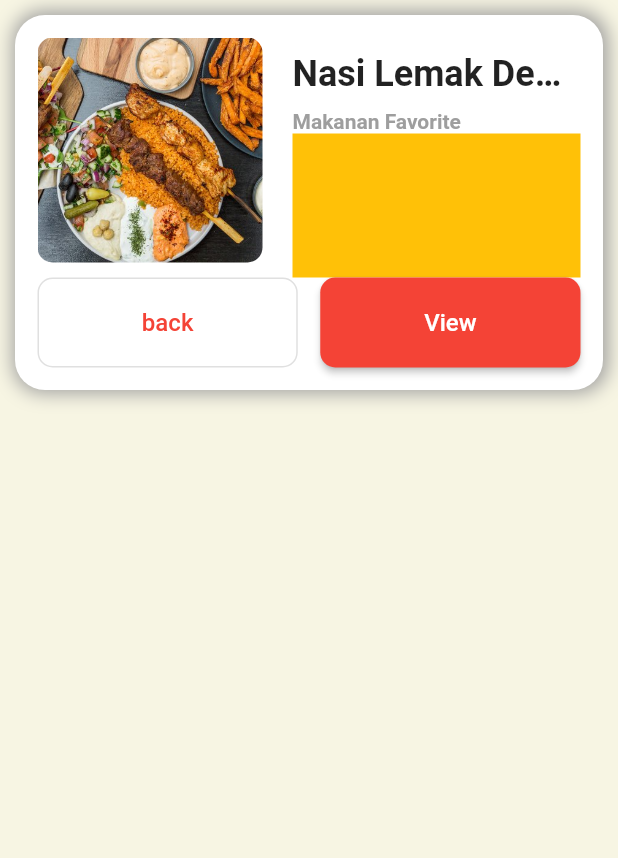
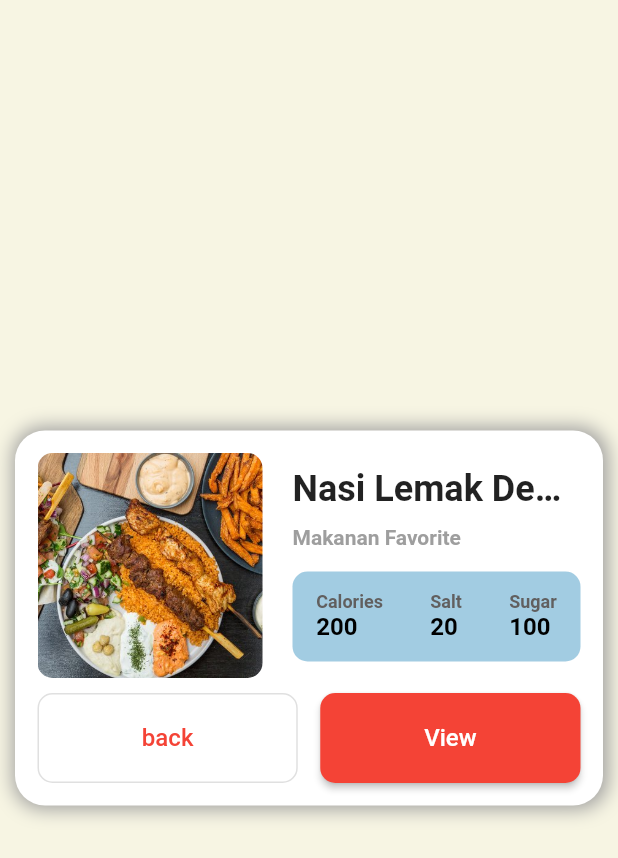
Before and after one commit to sibeux/flutter_mobile, a Flutter app: the screen it shows after launch, on a phone screen of 412 x 824 dp. Shown: the top 858 px of the screen. Run offline on Flutter 3.47's test engine with Material 2 defaults, Android fonts, the phone set to English and light mode, and no system bars.

Commit message:
card view complete

```diff
--- a/lib/course_kopianan/presentation/profile/profile_page.dart
+++ b/lib/course_kopianan/presentation/profile/profile_page.dart
@@ -17,7 +17,7 @@ class _ProfilePageState extends State<ProfilePage> {
     return Scaffold(
       backgroundColor: Color.fromARGB(255, 247, 245, 227),
       body: SafeArea(
-          child: Container(
+          child: Center(
         child: Container(
           height: 250,
           width: double.infinity,
@@ -78,9 +78,33 @@ class _ProfilePageState extends State<ProfilePage> {
                             fontWeight: FontWeight.bold,
                           ),
                         ),
-                        Expanded(
+                        SizedBox(
+                          height: 15,
+                        ),
+                        Flexible(
                             child: Container(
-                          color: Colors.amber,
+                          decoration: BoxDecoration(
+                              borderRadius: BorderRadius.circular(10),
+                              color: Color.fromARGB(255, 162, 204, 226)),
+                          height: 60,
+                          child: Row(
+                            mainAxisAlignment: MainAxisAlignment.spaceAround,
+                            // ignore: prefer_const_literals_to_create_immutables
+                            children: [
+                              DataBumbu(
+                                title: "Calories",
+                                value: "200",
+                              ),
+                              DataBumbu(
+                                title: "Salt",
+                                value: "20",
+                              ),
+                              DataBumbu(
+                                title: "Sugar",
+                                value: "100",
+                              ),
+                            ],
+                          ),
                         ))
                       ]),
                 ))
@@ -138,3 +162,41 @@ class _ProfilePageState extends State<ProfilePage> {
     );
   }
 }
+
+class DataBumbu extends StatelessWidget {
+  const DataBumbu({
+    Key? key,
+    required this.title,
+    required this.value,
+  }) : super(key: key);
+
+  final String title;
+  final String value;
+
+  @override
+  Widget build(BuildContext context) {
+    return Column(
+      crossAxisAlignment: CrossAxisAlignment.start,
+      mainAxisAlignment: MainAxisAlignment.center,
+      // ignore: prefer_const_literals_to_create_immutables
+      children: [
+        Text(
+          title,
+          style: TextStyle(
+            color: Color.fromARGB(255, 97, 95, 95),
+            fontSize: 12,
+            fontWeight: FontWeight.bold,
+          ),
+        ),
+        Text(
+          value,
+          style: TextStyle(
+            color: Colors.black,
+            fontSize: 16,
+            fontWeight: FontWeight.bold,
+          ),
+        ),
+      ],
+    );
+  }
+}
```
